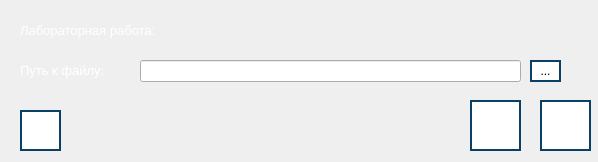
Above: addpracticwork.ui from RCh-stack/ray-tracing-alpha-1.3 before the change. Below: the same form after it.
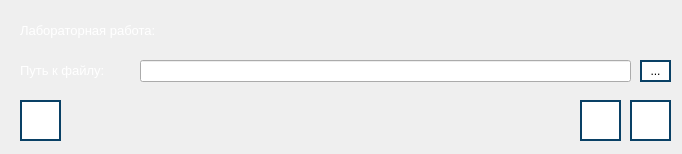
That is the form after the change. Icons and pictures are not drawn.

```diff
--- a/addpracticwork.ui
+++ b/addpracticwork.ui
@@ -6,8 +6,8 @@
    <rect>
     <x>0</x>
     <y>0</y>
-    <width>598</width>
-    <height>162</height>
+    <width>682</width>
+    <height>154</height>
    </rect>
   </property>
   <property name="windowTitle">
@@ -39,7 +39,7 @@
     <rect>
      <x>140</x>
      <y>60</y>
-     <width>381</width>
+     <width>491</width>
      <height>22</height>
     </rect>
    </property>
@@ -47,10 +47,10 @@
   <widget class="QPushButton" name="button_add">
    <property name="geometry">
     <rect>
-     <x>470</x>
+     <x>580</x>
      <y>100</y>
-     <width>51</width>
-     <height>51</height>
+     <width>41</width>
+     <height>41</height>
     </rect>
    </property>
    <property name="toolTip">
@@ -84,7 +84,7 @@
   <widget class="QPushButton" name="button_path">
    <property name="geometry">
     <rect>
-     <x>530</x>
+     <x>640</x>
      <y>60</y>
      <width>31</width>
      <height>22</height>
@@ -111,10 +111,10 @@
   <widget class="QPushButton" name="button_exit">
    <property name="geometry">
     <rect>
-     <x>540</x>
+     <x>630</x>
      <y>100</y>
-     <width>51</width>
-     <height>51</height>
+     <width>41</width>
+     <height>41</height>
     </rect>
    </property>
    <property name="toolTip">
@@ -140,8 +140,8 @@
    </property>
    <property name="iconSize">
     <size>
-     <width>36</width>
-     <height>36</height>
+     <width>32</width>
+     <height>32</height>
     </size>
    </property>
   </widget>
@@ -171,8 +171,8 @@
     <rect>
      <x>220</x>
      <y>20</y>
-     <width>341</width>
-     <height>21</height>
+     <width>411</width>
+     <height>31</height>
     </rect>
    </property>
    <property name="font">
@@ -191,7 +191,7 @@
    <property name="geometry">
     <rect>
      <x>20</x>
-     <y>110</y>
+     <y>100</y>
      <width>41</width>
      <height>41</height>
     </rect>
```
